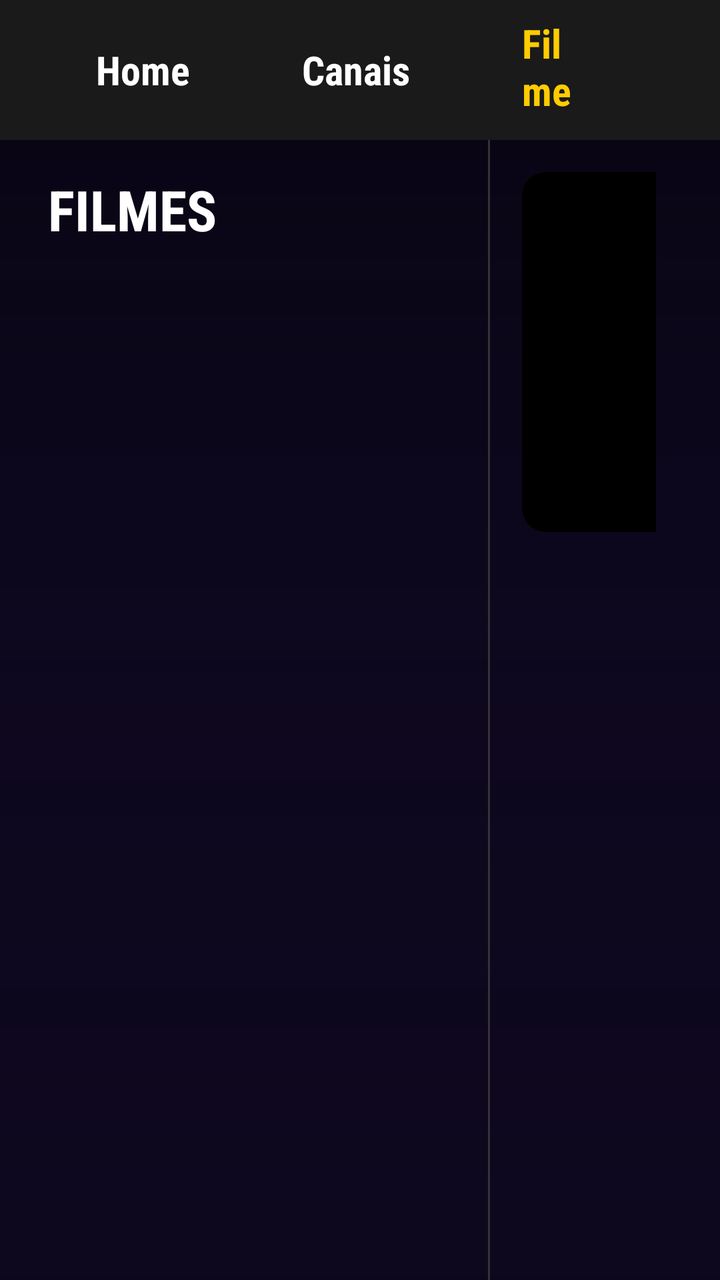
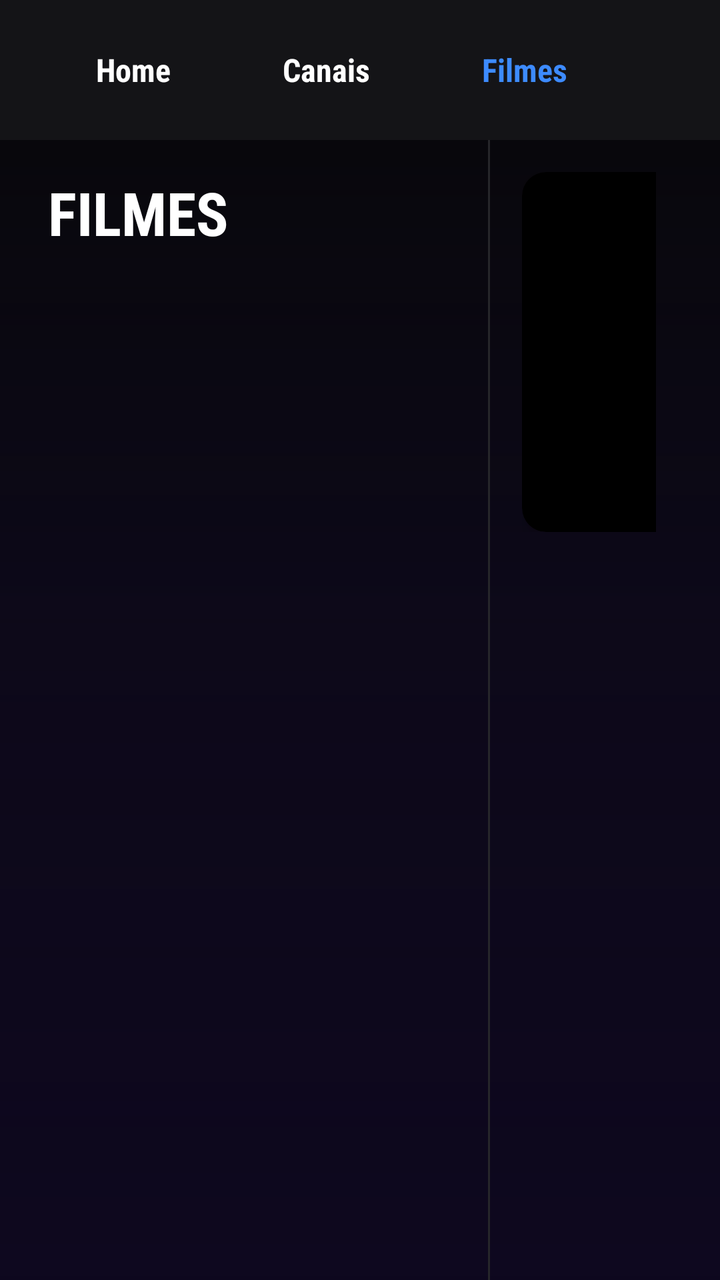

Before-and-after screenshots of an Android layout around one commit, followed by the original layout XML and the change that was made.
<!-- AndroidManifest.xml: activity theme AppTheme -->
<!-- res/layout/activity_vod_netflix.xml -->
<?xml version="1.0" encoding="utf-8"?>
<androidx.constraintlayout.widget.ConstraintLayout xmlns:android="http://schemas.android.com/apk/res/android"
    xmlns:app="http://schemas.android.com/apk/res-auto"
    android:layout_width="match_parent"
    android:layout_height="match_parent"
    android:background="#0D071E">

    
    <ImageView
        android:id="@+id/ivBackgroundBlur"
        android:layout_width="match_parent"
        android:layout_height="match_parent"
        android:scaleType="centerCrop"
        android:alpha="0.4"
        app:layout_constraintTop_toTopOf="parent"
        app:layout_constraintBottom_toBottomOf="parent"
        app:layout_constraintStart_toStartOf="parent"
        app:layout_constraintEnd_toEndOf="parent" />

    
    <View
        android:layout_width="match_parent"
        android:layout_height="match_parent"
        android:background="@drawable/bg_gradient_overlay"
        app:layout_constraintTop_toTopOf="parent"
        app:layout_constraintBottom_toBottomOf="parent"
        app:layout_constraintStart_toStartOf="parent"
        app:layout_constraintEnd_toEndOf="parent" />

    
    <LinearLayout
        android:id="@+id/topNav"
        android:layout_width="match_parent"
        android:layout_height="70dp"
        android:background="#1A1A1A"
        android:gravity="center_vertical"
        android:orientation="horizontal"
        android:paddingHorizontal="32dp"
        app:layout_constraintTop_toTopOf="parent">

        <TextView
            android:id="@+id/nav_home"
            android:layout_width="wrap_content"
            android:layout_height="wrap_content"
            android:text="Home"
            android:textColor="@color/text_primary"
            android:textStyle="bold"
            android:textSize="20sp"
            android:paddingHorizontal="16dp"
            android:paddingVertical="8dp"
            android:background="@drawable/selector_nav_item"
            android:focusable="true"
            android:clickable="true"
            android:layout_marginEnd="24dp"/>

        <TextView
            android:id="@+id/nav_canais"
            android:layout_width="wrap_content"
            android:layout_height="wrap_content"
            android:text="Canais"
            android:textColor="@color/text_primary"
            android:textStyle="bold"
            android:textSize="20sp"
            android:paddingHorizontal="16dp"
            android:paddingVertical="8dp"
            android:background="@drawable/selector_nav_item"
            android:focusable="true"
            android:clickable="true"
            android:layout_marginEnd="24dp"/>

        <TextView
            android:id="@+id/nav_filmes"
            android:layout_width="wrap_content"
            android:layout_height="wrap_content"
            android:text="Filmes"
            android:textColor="#FFCC00"
            android:textStyle="bold"
            android:textSize="20sp"
            android:paddingHorizontal="16dp"
            android:paddingVertical="8dp"
            android:background="@drawable/selector_nav_item"
            android:focusable="true"
            android:clickable="true"
            android:layout_marginEnd="24dp"/>

        <TextView
            android:id="@+id/nav_series"
            android:layout_width="wrap_content"
            android:layout_height="wrap_content"
            android:text="Séries"
            android:textColor="@color/text_primary"
            android:textStyle="bold"
            android:textSize="20sp"
            android:paddingHorizontal="16dp"
            android:paddingVertical="8dp"
            android:background="@drawable/selector_nav_item"
            android:focusable="true"
            android:clickable="true"
            android:layout_marginEnd="24dp"/>

        <Space
            android:layout_width="0dp"
            android:layout_height="wrap_content"
            android:layout_weight="1"/>

        <ImageButton
            android:id="@+id/btnSearch"
            android:layout_width="48dp"
            android:layout_height="48dp"
            android:background="@drawable/selector_nav_item"
            android:src="@android:drawable/ic_menu_search"
            app:tint="@color/text_primary"
            android:focusable="true"
            android:clickable="true"/>
    </LinearLayout>

    
    <TextView
        android:id="@+id/tvMainTitle"
        android:layout_width="0dp"
        android:layout_height="wrap_content"
        android:text="FILMES"
        android:textColor="@color/text_primary"
        android:textSize="28sp"
        android:textStyle="bold"
        android:layout_marginTop="16dp"
        android:layout_marginStart="24dp"
        app:layout_constraintTop_toBottomOf="@id/topNav"
        app:layout_constraintStart_toStartOf="parent"
        app:layout_constraintEnd_toStartOf="@id/divider" />

    
    <androidx.recyclerview.widget.RecyclerView
        android:id="@+id/rvSidebar"
        android:layout_width="220dp"
        android:layout_height="0dp"
        android:layout_marginTop="24dp"
        android:layout_marginStart="16dp"
        app:layout_constraintTop_toBottomOf="@id/tvMainTitle"
        app:layout_constraintBottom_toBottomOf="parent"
        app:layout_constraintStart_toStartOf="parent" />

    
    <View
        android:id="@+id/divider"
        android:layout_width="1dp"
        android:layout_height="0dp"
        android:background="#333333"
        android:layout_marginStart="8dp"
        app:layout_constraintTop_toBottomOf="@id/topNav"
        app:layout_constraintBottom_toBottomOf="parent"
        app:layout_constraintStart_toEndOf="@id/rvSidebar" />

    
    <TextView
        android:id="@+id/tvSortBtn"
        android:layout_width="wrap_content"
        android:layout_height="wrap_content"
        android:text="Ordenar por Adicionad. ˅"
        android:textColor="@color/text_primary"
        android:background="#00A2E8"
        android:paddingHorizontal="12dp"
        android:paddingVertical="6dp"
        android:layout_marginTop="16dp"
        android:layout_marginStart="16dp"
        android:visibility="gone"
        app:layout_constraintTop_toBottomOf="@id/topNav"
        app:layout_constraintStart_toEndOf="@id/divider" />

    
    <LinearLayout
        android:id="@+id/llHeroBanner"
        android:layout_width="0dp"
        android:layout_height="180dp"
        android:orientation="horizontal"
        android:layout_marginTop="16dp"
        android:layout_marginStart="16dp"
        android:layout_marginEnd="32dp"
        app:layout_constraintTop_toBottomOf="@id/topNav"
        app:layout_constraintStart_toEndOf="@id/divider"
        app:layout_constraintEnd_toEndOf="parent">
        
        
        <androidx.cardview.widget.CardView
            android:layout_width="120dp"
            android:layout_height="180dp"
            app:cardCornerRadius="12dp"
            app:cardElevation="8dp"
            app:cardBackgroundColor="#000">
            <ImageView
                android:id="@+id/ivHeroPoster"
                android:layout_width="match_parent"
                android:layout_height="match_parent"
                android:scaleType="centerCrop"/>
        </androidx.cardview.widget.CardView>
        
        
        <LinearLayout
            android:layout_width="match_parent"
            android:layout_height="match_parent"
            android:orientation="vertical"
            android:paddingStart="24dp"
            android:gravity="center_vertical">
            
            <TextView
                android:id="@+id/tvHeroTitle"
                android:layout_width="wrap_content"
                android:layout_height="wrap_content"
                android:text="Título do Filme"
                android:textColor="@color/text_primary"
                android:textSize="32sp"
                android:textStyle="bold"
                android:maxLines="1"
                android:ellipsize="end"/>
                
            <TextView
                android:id="@+id/tvHeroRating"
                android:layout_width="wrap_content"
                android:layout_height="wrap_content"
                android:text="★ 8.5/10  |  2024"
                android:textColor="#FFCC00"
                android:textSize="16sp"
                android:layout_marginTop="8dp"/>
                
            <TextView
                android:id="@+id/tvHeroDesc"
                android:layout_width="match_parent"
                android:layout_height="wrap_content"
                android:text="Resumo da história do filme selecionado aparecerá aqui com um máximo de três linhas para dar contexto..."
                android:textColor="#CCCCCC"
                android:textSize="14sp"
                android:layout_marginTop="12dp"
                android:maxLines="3"
                android:ellipsize="end"/>
        </LinearLayout>
    </LinearLayout>

    
    <androidx.recyclerview.widget.RecyclerView
        android:id="@+id/rvMovieGrid"
        android:layout_width="0dp"
        android:layout_height="0dp"
        android:clipToPadding="false"
        android:paddingBottom="50dp"
        android:layout_marginTop="16dp"
        android:layout_marginStart="16dp"
        app:layout_constraintTop_toBottomOf="@id/llHeroBanner"
        app:layout_constraintBottom_toBottomOf="parent"
        app:layout_constraintStart_toEndOf="@id/divider"
        app:layout_constraintEnd_toEndOf="parent"/>

    <ProgressBar
        android:id="@+id/progressBar"
        android:layout_width="64dp"
        android:layout_height="64dp"
        android:layout_marginTop="32dp"
        android:indeterminateTint="#00FFFF"
        app:layout_constraintTop_toBottomOf="@id/topNav"
        app:layout_constraintStart_toStartOf="@id/rvMovieGrid"
        app:layout_constraintEnd_toEndOf="@id/rvMovieGrid"
        app:layout_constraintBottom_toBottomOf="parent"
        android:visibility="gone"/>

</androidx.constraintlayout.widget.ConstraintLayout>
<!-- resources referenced by this layout -->
<resources>
  <color name="text_primary">#FFFFFF</color>
  <!-- drawable bg_gradient_overlay (drawable) -->
  <?xml version="1.0" encoding="utf-8"?>
  <shape xmlns:android="http://schemas.android.com/apk/res/android"
      android:shape="rectangle">
      <gradient
          android:angle="270"
          android:startColor="#66000000"
          android:centerColor="#B30D071E"
          android:endColor="#FF0D071E"
          android:type="linear" />
  </shape>
  <!-- drawable selector_nav_item (drawable) -->
  <?xml version="1.0" encoding="utf-8"?>
  <selector xmlns:android="http://schemas.android.com/apk/res/android">
      <item android:state_focused="true">
          <shape>
              <solid android:color="#3300FFFF"/>
              <corners android:radius="8dp"/>
          </shape>
      </item>
      <item android:state_pressed="true">
          <shape>
              <solid android:color="#5500FFFF"/>
              <corners android:radius="8dp"/>
          </shape>
      </item>
      <item>
          <shape>
              <solid android:color="@android:color/transparent"/>
              <corners android:radius="8dp"/>
          </shape>
      </item>
  </selector>
  <style name="AppTheme" parent="Theme.AppCompat.NoActionBar">
          <item name="android:fontFamily">sans-serif-condensed</item>
          <item name="android:windowAnimationStyle">@style/AppWindowTransition</item>
          <item name="android:windowBackground">@color/bg_primary</item>
          <item name="colorPrimary">@color/bg_elevated</item>
          <item name="colorPrimaryDark">@color/bg_primary</item>
          <item name="colorAccent">@color/accent</item>
          <item name="android:textColorPrimary">@color/text_primary</item>
          <item name="android:textColorSecondary">@color/text_secondary</item>
      </style>
  <style name="AppWindowTransition" parent="android:Animation.Activity">
          <item name="android:activityOpenEnterAnimation">@anim/fade_in</item>
          <item name="android:activityOpenExitAnimation">@anim/fade_out</item>
          <item name="android:activityCloseEnterAnimation">@anim/fade_in</item>
          <item name="android:activityCloseExitAnimation">@anim/fade_out</item>
      </style>
  <color name="bg_primary">#0B0B0D</color>
  <color name="bg_elevated">#1A1A1C</color>
  <color name="accent">#3D8BFF</color>
  <color name="text_secondary">#9B9BA1</color>
</resources>

<!-- the commit's change to res/layout/activity_vod_netflix.xml (unified diff, before → after) -->
@@ -3,7 +3,7 @@
     xmlns:app="http://schemas.android.com/apk/res-auto"
     android:layout_width="match_parent"
     android:layout_height="match_parent"
-    android:background="#0D071E">
+    android:background="@color/bg_primary">
 
     
     <ImageView
@@ -32,7 +32,7 @@
         android:id="@+id/topNav"
         android:layout_width="match_parent"
         android:layout_height="70dp"
-        android:background="#1A1A1A"
+        android:background="@color/bg_elevated"
         android:gravity="center_vertical"
         android:orientation="horizontal"
         android:paddingHorizontal="32dp"
@@ -45,7 +45,7 @@
             android:text="Home"
             android:textColor="@color/text_primary"
             android:textStyle="bold"
-            android:textSize="20sp"
+            android:textSize="@dimen/text_item"
             android:paddingHorizontal="16dp"
             android:paddingVertical="8dp"
             android:background="@drawable/selector_nav_item"
@@ -60,7 +60,7 @@
             android:text="Canais"
             android:textColor="@color/text_primary"
             android:textStyle="bold"
-            android:textSize="20sp"
+            android:textSize="@dimen/text_item"
             android:paddingHorizontal="16dp"
             android:paddingVertical="8dp"
             android:background="@drawable/selector_nav_item"
@@ -73,9 +73,9 @@
             android:layout_width="wrap_content"
             android:layout_height="wrap_content"
             android:text="Filmes"
-            android:textColor="#FFCC00"
-            android:textStyle="bold"
-            android:textSize="20sp"
+            android:textColor="@color/accent"
+            android:textStyle="bold"
+            android:textSize="@dimen/text_item"
             android:paddingHorizontal="16dp"
             android:paddingVertical="8dp"
             android:background="@drawable/selector_nav_item"
@@ -90,7 +90,7 @@
             android:text="Séries"
             android:textColor="@color/text_primary"
             android:textStyle="bold"
-            android:textSize="20sp"
+            android:textSize="@dimen/text_item"
             android:paddingHorizontal="16dp"
             android:paddingVertical="8dp"
             android:background="@drawable/selector_nav_item"
@@ -121,7 +121,7 @@
         android:layout_height="wrap_content"
         android:text="FILMES"
         android:textColor="@color/text_primary"
-        android:textSize="28sp"
+        android:textSize="@dimen/text_display"
         android:textStyle="bold"
         android:layout_marginTop="16dp"
         android:layout_marginStart="24dp"
@@ -145,7 +145,7 @@
         android:id="@+id/divider"
         android:layout_width="1dp"
         android:layout_height="0dp"
-        android:background="#333333"
+        android:background="@color/divider"
         android:layout_marginStart="8dp"
         app:layout_constraintTop_toBottomOf="@id/topNav"
         app:layout_constraintBottom_toBottomOf="parent"
@@ -158,7 +158,7 @@
         android:layout_height="wrap_content"
         android:text="Ordenar por Adicionad. ˅"
         android:textColor="@color/text_primary"
-        android:background="#00A2E8"
+        android:background="@color/accent"
         android:paddingHorizontal="12dp"
         android:paddingVertical="6dp"
         android:layout_marginTop="16dp"
@@ -208,7 +208,7 @@
                 android:layout_height="wrap_content"
                 android:text="Título do Filme"
                 android:textColor="@color/text_primary"
-                android:textSize="32sp"
+                android:textSize="@dimen/text_display"
                 android:textStyle="bold"
                 android:maxLines="1"
                 android:ellipsize="end"/>
@@ -218,8 +218,8 @@
                 android:layout_width="wrap_content"
                 android:layout_height="wrap_content"
                 android:text="★ 8.5/10  |  2024"
-                android:textColor="#FFCC00"
-                android:textSize="16sp"
+                android:textColor="@color/accent"
+                android:textSize="@dimen/text_item"
                 android:layout_marginTop="8dp"/>
                 
             <TextView
@@ -227,8 +227,8 @@
                 android:layout_width="match_parent"
                 android:layout_height="wrap_content"
                 android:text="Resumo da história do filme selecionado aparecerá aqui com um máximo de três linhas para dar contexto..."
-                android:textColor="#CCCCCC"
-                android:textSize="14sp"
+                android:textColor="@color/text_secondary"
+                android:textSize="@dimen/text_meta"
                 android:layout_marginTop="12dp"
                 android:maxLines="3"
                 android:ellipsize="end"/>
<!-- resource entries referenced after the edit -->
@@ -16,21 +16,28 @@
   <?xml version="1.0" encoding="utf-8"?>
   <selector xmlns:android="http://schemas.android.com/apk/res/android">
       <item android:state_focused="true">
-          <shape>
-              <solid android:color="#3300FFFF"/>
-              <corners android:radius="8dp"/>
-          </shape>
+          <layer-list>
+              <item android:gravity="bottom">
+                  <shape android:shape="rectangle">
+                      <size android:height="2dp" />
+                      <solid android:color="@color/accent" />
+                  </shape>
+              </item>
+          </layer-list>
       </item>
-      <item android:state_pressed="true">
-          <shape>
-              <solid android:color="#5500FFFF"/>
-              <corners android:radius="8dp"/>
-          </shape>
+      <item android:state_selected="true">
+          <layer-list>
+              <item android:gravity="bottom">
+                  <shape android:shape="rectangle">
+                      <size android:height="2dp" />
+                      <solid android:color="@color/accent" />
+                  </shape>
+              </item>
+          </layer-list>
       </item>
       <item>
-          <shape>
-              <solid android:color="@android:color/transparent"/>
-              <corners android:radius="8dp"/>
+          <shape android:shape="rectangle">
+              <solid android:color="@android:color/transparent" />
           </shape>
       </item>
   </selector>
@@ -51,8 +58,12 @@
           <item name="android:activityCloseExitAnimation">@anim/fade_out</item>
       </style>
   <color name="bg_primary">#0B0B0D</color>
-  <color name="bg_elevated">#1A1A1C</color>
+  <color name="divider">#26262A</color>
+  <color name="bg_elevated">#141417</color>
   <color name="accent">#3D8BFF</color>
   <color name="text_secondary">#9B9BA1</color>
+  <dimen name="text_display">30sp</dimen>
+  <dimen name="text_item">16sp</dimen>
+  <dimen name="text_meta">13sp</dimen>
 </resources>
 
